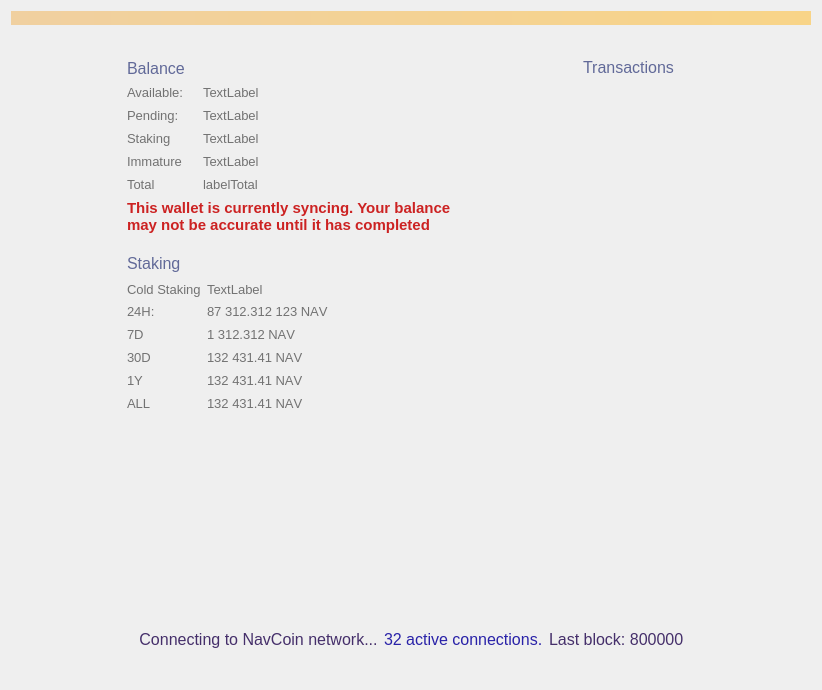
navcoin/navcoin-core, file src/qt/forms/overviewpage.ui: the form before one commit.
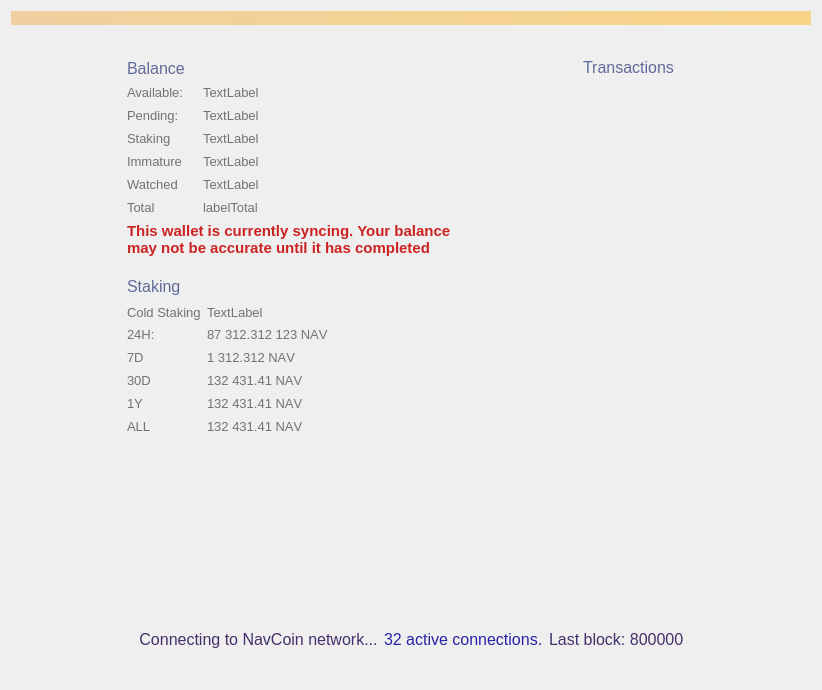
The form after the commit. Custom widgets are drawn as their Qt base class.

```diff
--- a/src/qt/forms/overviewpage.ui
+++ b/src/qt/forms/overviewpage.ui
@@ -349,6 +349,66 @@
              </property>
             </widget>
            </item>
+           <item row="4" column="1">
+            <widget class="QLabel" name="labelWatchedBalance">
+             <property name="font">
+              <font>
+               <pointsize>10</pointsize>
+               <weight>50</weight>
+               <bold>false</bold>
+               <stylestrategy>PreferAntialias</stylestrategy>
+              </font>
+             </property>
+             <property name="styleSheet">
+              <string notr="true">color: #727272</string>
+             </property>
+             <property name="text">
+              <string>TextLabel</string>
+             </property>
+             <property name="alignment">
+              <set>Qt::AlignLeading|Qt::AlignLeft|Qt::AlignVCenter</set>
+             </property>
+            </widget>
+           </item>
+           <item row="4" column="0">
+            <widget class="QLabel" name="labelWatchedBalanceText">
+             <property name="sizePolicy">
+              <sizepolicy hsizetype="Minimum" vsizetype="Preferred">
+               <horstretch>0</horstretch>
+               <verstretch>0</verstretch>
+              </sizepolicy>
+             </property>
+             <property name="minimumSize">
+              <size>
+               <width>70</width>
+               <height>17</height>
+              </size>
+             </property>
+             <property name="maximumSize">
+              <size>
+               <width>70</width>
+               <height>17</height>
+              </size>
+             </property>
+             <property name="font">
+              <font>
+               <pointsize>10</pointsize>
+               <weight>50</weight>
+               <bold>false</bold>
+               <stylestrategy>PreferAntialias</stylestrategy>
+              </font>
+             </property>
+             <property name="styleSheet">
+              <string notr="true">color: #727272</string>
+             </property>
+             <property name="text">
+              <string>Watched</string>
+             </property>
+             <property name="alignment">
+              <set>Qt::AlignLeading|Qt::AlignLeft|Qt::AlignVCenter</set>
+             </property>
+            </widget>
+           </item>
            <item row="2" column="1">
             <widget class="QLabel" name="labelStaking">
              <property name="font">
@@ -409,7 +469,7 @@
              </property>
             </widget>
            </item>
-           <item row="4" column="1">
+           <item row="5" column="1">
             <widget class="QLabel" name="labelTotal">
              <property name="font">
               <font>
@@ -430,7 +490,7 @@
              </property>
             </widget>
            </item>
-           <item row="4" column="0">
+           <item row="5" column="0">
             <widget class="QLabel" name="label_8">
              <property name="sizePolicy">
               <sizepolicy hsizetype="Minimum" vsizetype="Preferred">
```
